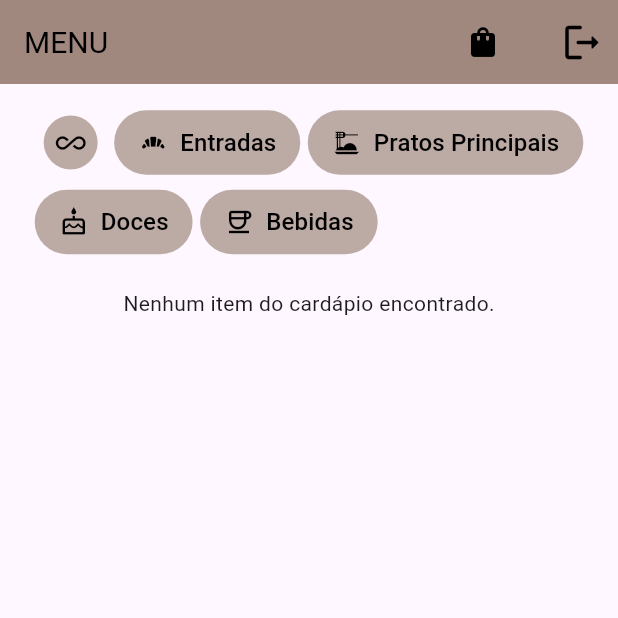
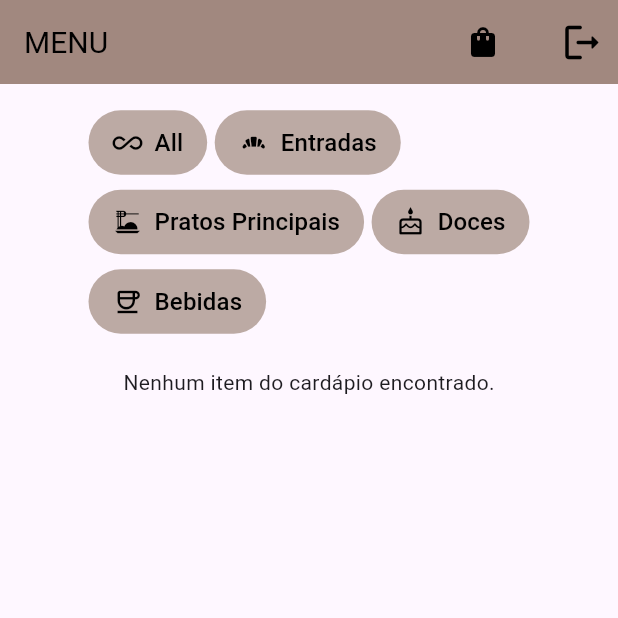
Before and after one commit to venturiniduda/flutter_mycatcoffeebar_p1, a Flutter app: the CardapioView screen opened by its route, on a phone screen of 412 x 824 dp, the top half of it. Run offline on Flutter 3.47's test engine with Material 3 defaults, Android fonts, the phone set to English and light mode, and no system bars; our stand-ins replace cloud_firestore, device_preview, email_validator, firebase_auth, firebase_core, get_it and 1 more; accounts and stored records are empty.

Commit message:
Ajuste View Detalhes

```diff
--- a/lib/controller/ct_cardapio.dart
+++ b/lib/controller/ct_cardapio.dart
@@ -1,6 +1,5 @@
 import 'dart:async';
 import 'package:cloud_firestore/cloud_firestore.dart';
-import 'package:flutter_mycatcoffeebar_p1/model/md_carrinho.dart';
 import '../model/md_cardapio.dart';
 import '../model/md_categorias.dart';
 
@@ -27,8 +26,8 @@ class CardapioController {
     return resultado.snapshots();
   }
 
-  Stream<QuerySnapshot> detalhes(id) {
-    var resultado = db.collection('itens_cardapio').where('id', isEqualTo: id);
+  Stream<QuerySnapshot> detalhes(uid) {
+    var resultado = db.collection('itens_cardapio').where('uid', isEqualTo: uid);
     return resultado.snapshots();
   }
 }
--- a/lib/view/vw_cardapio.dart
+++ b/lib/view/vw_cardapio.dart
@@ -86,7 +86,7 @@ class _CardapioViewState extends State<CardapioView> {
               spacing: 5.0,
               runSpacing: 5.0,
               children: <Widget>[
-                IconButton(
+                TextButton.icon(
                   onPressed: () {
                     setState(() {
                       categoria = "";
@@ -95,13 +95,18 @@ class _CardapioViewState extends State<CardapioView> {
                   style: TextButton.styleFrom(
                     minimumSize: Size(10.0, 8.0),
                     backgroundColor: Colors.brown.shade200,
-                    // padding:
-                    //     EdgeInsets.symmetric(vertical: 10.0, horizontal: 16.0),
+                    padding:
+                        EdgeInsets.symmetric(vertical: 10.0, horizontal: 16.0),
                   ),
-                  icon: const Icon(Icons.all_inclusive),
-                  iconSize: 20.0,
-                  color: Colors.black,
-                  tooltip: "Exibir tudo",
+                  icon: const Icon(
+                    Icons.all_inclusive,
+                    size: 20.0,
+                    color: Colors.black,
+                  ),
+                  label: Text(
+                    'All',
+                    style: TextStyle(fontSize: 16.0, color: Colors.black),
+                  ),
                 ),
                 TextButton.icon(
                   onPressed: () {
@@ -256,7 +261,7 @@ class _CardapioViewState extends State<CardapioView> {
                                         onTap: () {
                                           CarrinhoController()
                                               .adicionarItemCarrinho(
-                                                  context, item['uid']);
+                                                  context, item);
 
                                           ScaffoldMessenger.of(context)
                                               .showSnackBar(SnackBar(
@@ -277,7 +282,7 @@ class _CardapioViewState extends State<CardapioView> {
                                           // abrir detalhes do item
                                           Navigator.pushNamed(
                                               context, 'detalhes',
-                                              arguments: id);
+                                              arguments: item);
                                         },
                                         child: Icon(Icons.arrow_right),
                                       ),
```
Also changed, not shown: lib/view/vw_detailsfood.dart (+14 -42 lines), 1 other file.
